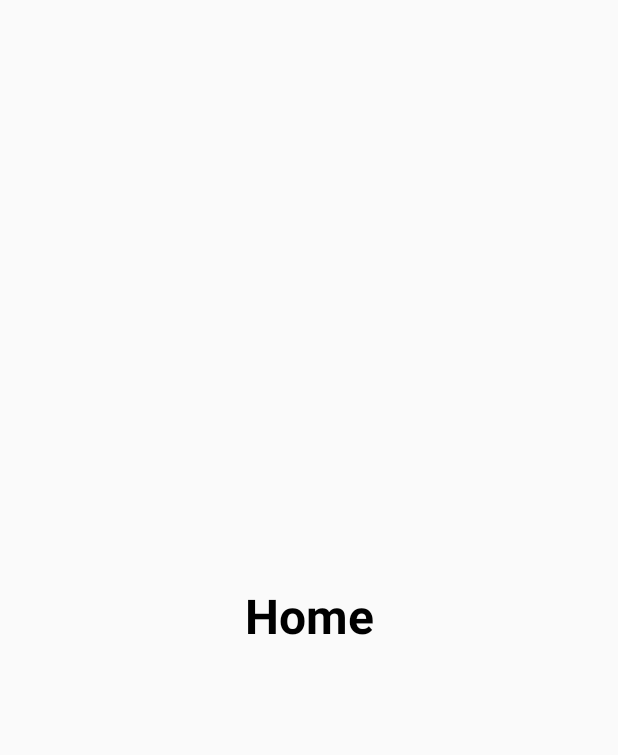
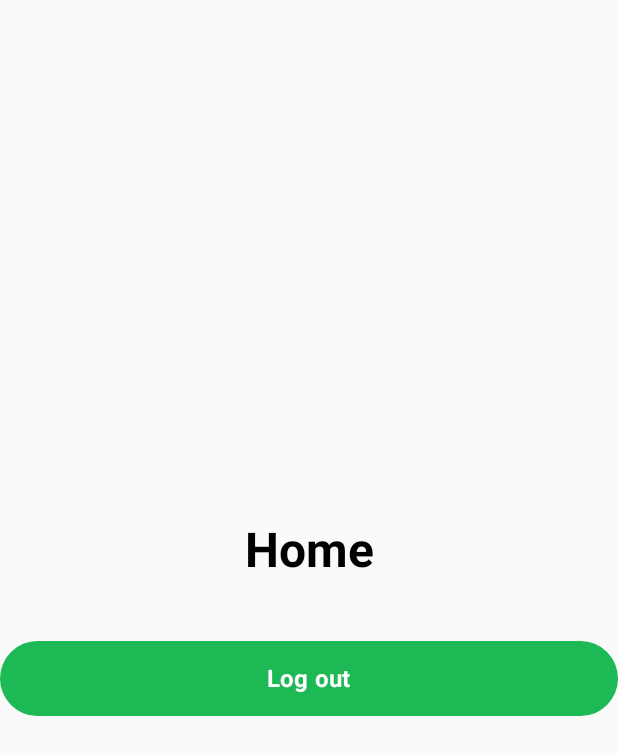
Before and after one commit to Labpro-21/if3210-tubes-mad-2025-if3210-2025-mad-bos, an Android app built with Jetpack Compose: the HomeScreen screen opened through its navigation route, on a phone screen of 412 x 824 dp. Shown: the top 755 px of the screen. Run offline under Robolectric (Android 15) with nearby library versions, the phone set to English and light mode, and no system bars; our stand-ins replace Dagger/Hilt's generated code; network calls fail.

Commit message:
feat: auto go to home when islogin true

```diff
--- a/app/src/main/java/com/example/tubesmobdev/service/TokenRefreshService.kt
+++ b/app/src/main/java/com/example/tubesmobdev/service/TokenRefreshService.kt
@@ -21,7 +21,7 @@ class TokenRefreshService : Service() {
     lateinit var authRepository: AuthRepository
 
     private val handler = Handler(Looper.getMainLooper())
-    private val checkInterval = 4 * 60 * 1000L // 4 minutes
+    private val checkInterval = 1 * 30 * 1000L // 4 minutes
 
     private val tokenCheckRunnable = object : Runnable {
         override fun run() {
--- a/app/src/main/java/com/example/tubesmobdev/ui/home/HomeScreen.kt
+++ b/app/src/main/java/com/example/tubesmobdev/ui/home/HomeScreen.kt
@@ -1,7 +1,13 @@
 package com.example.tubesmobdev.ui.home
 
 import androidx.compose.foundation.layout.Box
+import androidx.compose.foundation.layout.Column
+import androidx.compose.foundation.layout.Spacer
 import androidx.compose.foundation.layout.fillMaxSize
+import androidx.compose.foundation.layout.fillMaxWidth
+import androidx.compose.foundation.layout.height
+import androidx.compose.material3.Button
+import androidx.compose.material3.ButtonDefaults
 import androidx.compose.material3.MaterialTheme
 import androidx.compose.material3.Text
 import androidx.compose.runtime.Composable
@@ -9,19 +15,48 @@ import androidx.compose.ui.Alignment
 import androidx.compose.ui.Modifier
 import androidx.compose.ui.text.font.FontWeight
 import androidx.compose.ui.text.style.TextAlign
+import androidx.compose.ui.unit.dp
+import androidx.compose.ui.unit.sp
+import androidx.hilt.navigation.compose.hiltViewModel
 import androidx.navigation.NavController
+import com.example.tubesmobdev.ui.viewmodel.HomeViewModel
 
 @Composable
-fun HomeScreen(navController: NavController,) {
+fun HomeScreen(navController: NavController, viewModel: HomeViewModel = hiltViewModel()) {
     Box(
         modifier = Modifier.fillMaxSize(),
         contentAlignment = Alignment.Center
     ) {
+        Column (
+            horizontalAlignment = Alignment.CenterHorizontally
+        ) {
+
             Text(
                 text = "Home",
                 style = MaterialTheme.typography.headlineLarge,
                 fontWeight = FontWeight.Bold,
                 textAlign = TextAlign.Center
             )
+
+            Spacer(modifier = Modifier.height(40.dp))
+            Button(
+                onClick = { viewModel.logout(navController) },
+                modifier = Modifier
+                    .fillMaxWidth()
+                    .height(50.dp),
+                colors = ButtonDefaults.buttonColors(
+                    containerColor = MaterialTheme.colorScheme.primaryContainer,
+                    contentColor = MaterialTheme.colorScheme.onPrimaryContainer
+                )
+            ) {
+                Text(
+                    text = "Log out",
+                    style = MaterialTheme.typography.labelLarge.copy(
+                        fontWeight = FontWeight.Bold,
+                        fontSize = 16.sp
+                    )
+                )
             }
         }
+    }
+}
--- a/app/src/main/java/com/example/tubesmobdev/ui/navigation/AppNavigation.kt
+++ b/app/src/main/java/com/example/tubesmobdev/ui/navigation/AppNavigation.kt
@@ -1,26 +1,53 @@
 package com.example.tubesmobdev.ui.navigation
 
 import androidx.compose.runtime.Composable
+import androidx.compose.runtime.collectAsState
+import androidx.hilt.navigation.compose.hiltViewModel
 import androidx.navigation.compose.NavHost
 import androidx.navigation.compose.composable
 import androidx.navigation.compose.rememberNavController
 import com.example.tubesmobdev.ui.auth.login.LoginScreen
 import com.example.tubesmobdev.ui.home.HomeScreen
 import com.example.tubesmobdev.ui.splash.SplashScreen
+import com.example.tubesmobdev.ui.viewmodel.NavigationViewModel
 
 @Composable
-fun AppNavigation() {
+fun AppNavigation(authViewModel: NavigationViewModel = hiltViewModel()) {
     val navController = rememberNavController()
-    NavHost(navController = navController, startDestination = "splash") {
-        composable("splash") {
+    val isLoggedIn = authViewModel.isLoggedIn.collectAsState()
+
+
+    when (isLoggedIn.value) {
+        null -> {
             SplashScreen(navController = navController)
         }
-        composable("login") {
-            LoginScreen(navController = navController)
+        true -> {
+            NavHost(navController = navController, startDestination = "home") {
+                composable("splash") {
+                    SplashScreen(navController = navController)
+                }
+                composable("login") {
+                    LoginScreen(navController = navController)
+                }
+
+                composable("home") {
+                    HomeScreen(navController = navController)
+                }
+            }
         }
+        false -> {
+            NavHost(navController = navController, startDestination = "login") {
+                composable("splash") {
+                    SplashScreen(navController = navController)
+                }
+                composable("login") {
+                    LoginScreen(navController = navController)
+                }
 
-        composable("home") {
-            HomeScreen(navController = navController)
+                composable("home") {
+                    HomeScreen(navController = navController)
+                }
+            }
         }
     }
 }
--- a/app/src/main/java/com/example/tubesmobdev/ui/splash/SplashScreen.kt
+++ b/app/src/main/java/com/example/tubesmobdev/ui/splash/SplashScreen.kt
@@ -34,7 +34,7 @@ fun SplashScreen(navController: NavController) {
         }
 
         LaunchedEffect(key1 = true) {
-            delay(1000L)
+            delay(1500L)
             navController.navigate("login") {
                 popUpTo("splash") { inclusive = true }
             }
--- /dev/null
+++ b/app/src/main/java/com/example/tubesmobdev/ui/viewmodel/HomeViewModel.kt
@@ -0,0 +1,26 @@
+package com.example.tubesmobdev.ui.viewmodel
+
+import androidx.lifecycle.ViewModel
+import androidx.lifecycle.viewModelScope
+import androidx.navigation.NavController
+import com.example.tubesmobdev.data.repository.AuthRepository
+import com.example.tubesmobdev.domain.model.AuthResult
+import dagger.hilt.android.lifecycle.HiltViewModel
+import kotlinx.coroutines.launch
+import javax.inject.Inject
+
+@HiltViewModel
+class HomeViewModel @Inject constructor(
+    private val authRepository: AuthRepository
+) : ViewModel() {
+
+    fun logout(navController: NavController) {
+        viewModelScope.launch {
+
+            authRepository.logout()
+            navController.navigate("login") {
+                popUpTo("home") { inclusive = true }
+            }
+        }
+    }
+}
--- /dev/null
+++ b/app/src/main/java/com/example/tubesmobdev/ui/viewmodel/NavigationViewModel.kt
@@ -0,0 +1,30 @@
+package com.example.tubesmobdev.ui.viewmodel
+
+import androidx.lifecycle.ViewModel
+import com.example.tubesmobdev.data.local.preferences.IAuthPreferences
+import dagger.hilt.android.lifecycle.HiltViewModel
+import kotlinx.coroutines.flow.MutableStateFlow
+import kotlinx.coroutines.flow.StateFlow
+import kotlinx.coroutines.flow.asStateFlow
+import javax.inject.Inject
+import androidx.lifecycle.viewModelScope
+import kotlinx.coroutines.launch
+
+@HiltViewModel
+class NavigationViewModel @Inject constructor(
+    private val authPreferences: IAuthPreferences
+) : ViewModel() {
+    private val _isLoggedIn = MutableStateFlow<Boolean?>(null)
+    val isLoggedIn: StateFlow<Boolean?> = _isLoggedIn.asStateFlow()
+
+    init {
+        checkLoginStatus()
+    }
+
+    private fun checkLoginStatus() {
+        viewModelScope.launch {
+            val loggedIn = authPreferences.isLoggedIn()
+            _isLoggedIn.value = loggedIn
+        }
+    }
+}
--- a/app/src/main/java/com/example/tubesmobdev/util/ServiceUtil.kt
+++ b/app/src/main/java/com/example/tubesmobdev/util/ServiceUtil.kt
@@ -3,13 +3,12 @@ package com.example.tubesmobdev.util
 
 import android.content.Context
 import android.content.Intent
-import androidx.core.content.ContextCompat
 import com.example.tubesmobdev.service.TokenRefreshService
 
 object ServiceUtil {
     fun start(context: Context) {
         val intent = Intent(context, TokenRefreshService::class.java)
-        ContextCompat.startForegroundService(context, intent)
+        context.startService(intent)
     }
 
     fun stop(context: Context) {
```
Lines whose indentation alone changed are shown as unchanged.
